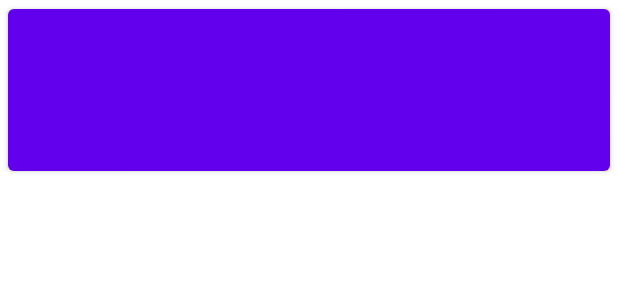
After one commit to NamJa/MVVM_Practice, an Android app: the layout list_item_sound.xml on its own in the app's theme, with its tools: preview values and no code run, on a phone screen of 412 x 824 dp. The commit adds this screen. Shown: the top 300 px of the screen. Run offline under Robolectric (Android 15) with nearby library versions, the phone set to English and light mode, and no system bars.

Commit message:
building UI Layout

```diff
--- a/app/build.gradle
+++ b/app/build.gradle
@@ -40,4 +40,5 @@
     testImplementation 'junit:junit:4.13.2'
     androidTestImplementation 'androidx.test.ext:junit:1.1.3'
     androidTestImplementation 'androidx.test.espresso:espresso-core:3.4.0'
+    implementation 'androidx.recyclerview:recyclerview:1.2.1'
 }
--- /dev/null
+++ b/app/src/main/res/layout/list_item_sound.xml
@@ -0,0 +1,16 @@
+<?xml version="1.0" encoding="utf-8"?>
+<androidx.constraintlayout.widget.ConstraintLayout xmlns:android="http://schemas.android.com/apk/res/android"
+    android:layout_width="match_parent"
+    android:layout_height="match_parent"
+    xmlns:app="http://schemas.android.com/apk/res-auto">
+
+    <Button
+        android:layout_width="match_parent"
+        android:layout_height="120dp"
+        android:layout_marginStart="5dp"
+        android:layout_marginEnd="5dp"
+        app:layout_constraintStart_toStartOf="parent"
+        app:layout_constraintEnd_toEndOf="parent"
+        app:layout_constraintTop_toTopOf="parent"/>
+
+</androidx.constraintlayout.widget.ConstraintLayout>
```
Also changed, not shown: app/src/main/res/layout/activity_main.xml (+4 -8 lines).
